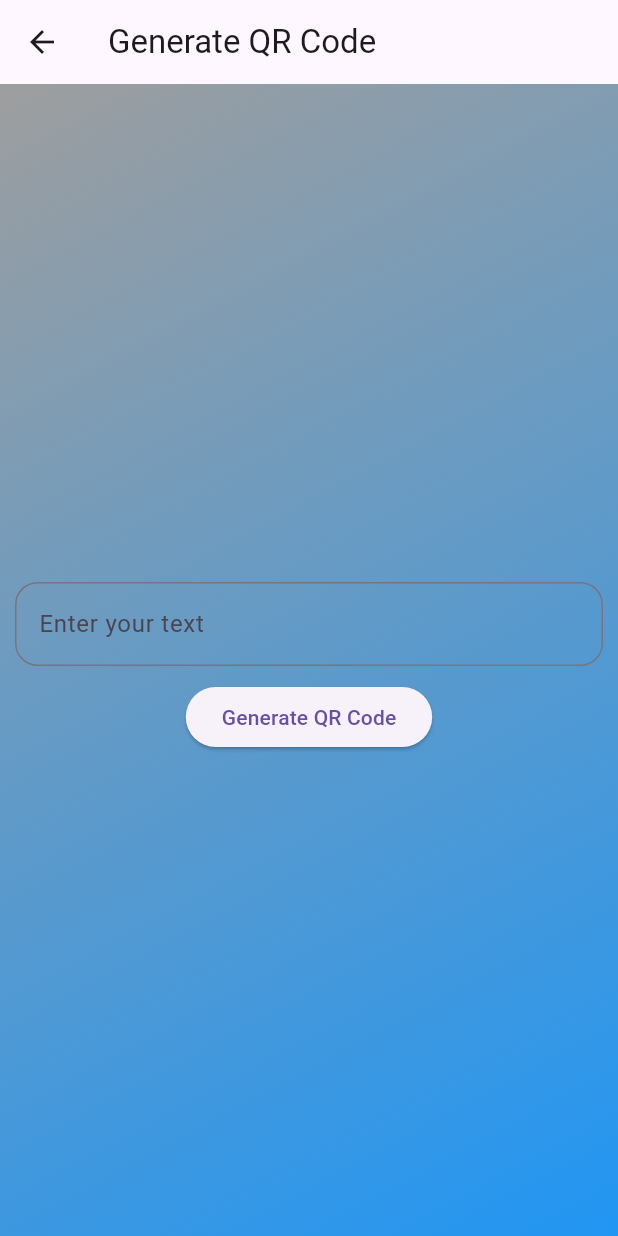
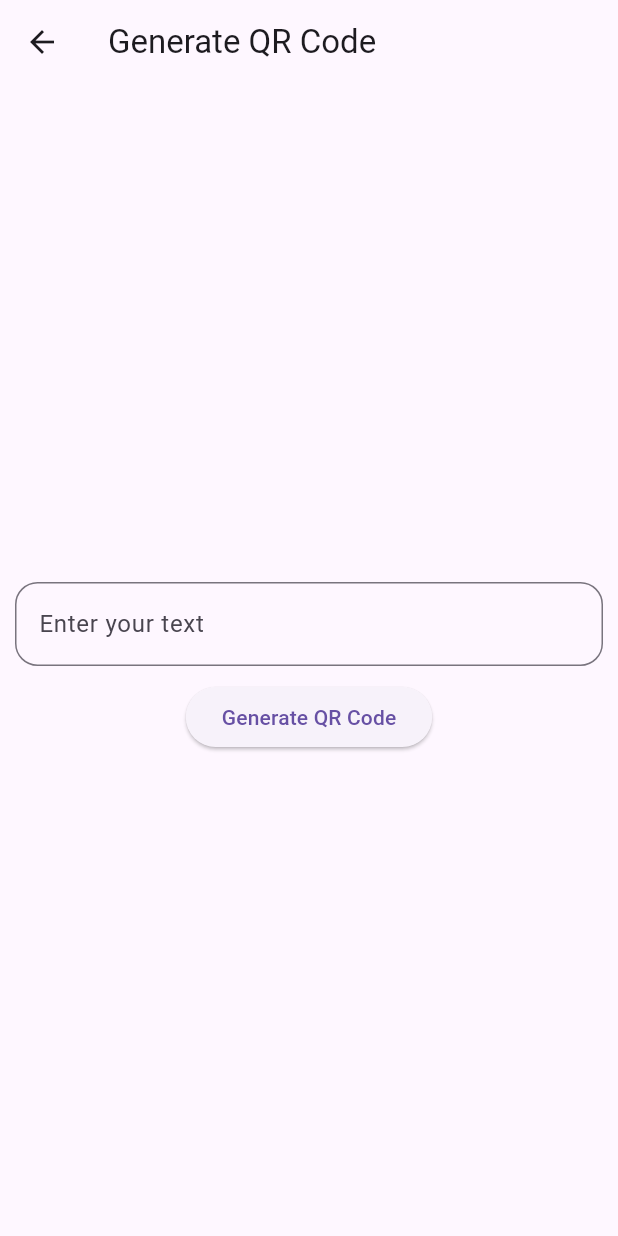
Before and after one commit to a1bx/Haux_Huntr, a Flutter app: the GenerateQRCode screen opened directly, on a phone screen of 412 x 824 dp. Run offline on Flutter 3.47's test engine with Material 3 defaults, Android fonts, the light colour scheme and no system bars; our stand-ins replace qr_flutter; missing offline and left inert: flutter_barcode_scanner.

Commit message:
updated colors

```diff
--- a/lib/generate_qr_code.dart
+++ b/lib/generate_qr_code.dart
@@ -19,11 +19,6 @@ class _GenerateQRCodeState extends State<GenerateQRCode> {
       ),
       body: Container(
         decoration: BoxDecoration(
-          gradient: LinearGradient(
-            begin: Alignment.topLeft,
-            end: Alignment.bottomRight,
-            colors: [Colors.grey, Colors.blue],
-          ),
         ),
         child: Center(
           child: SingleChildScrollView(
--- a/pubspec.yaml
+++ b/pubspec.yaml
@@ -37,10 +37,12 @@ dependencies:
   cupertino_icons: ^1.0.6
   qr_flutter: ^4.1.0
   flutter_barcode_scanner: ^2.0.0
+  flutter_native_splash: ^2.3.13
 
 dev_dependencies:
   flutter_test:
     sdk: flutter
+#  url_launcher: ^6.0.12
   flutter_launcher_icons: ^0.13.1
 
 flutter_icons:
```
Also changed, not shown: pubspec.lock.
